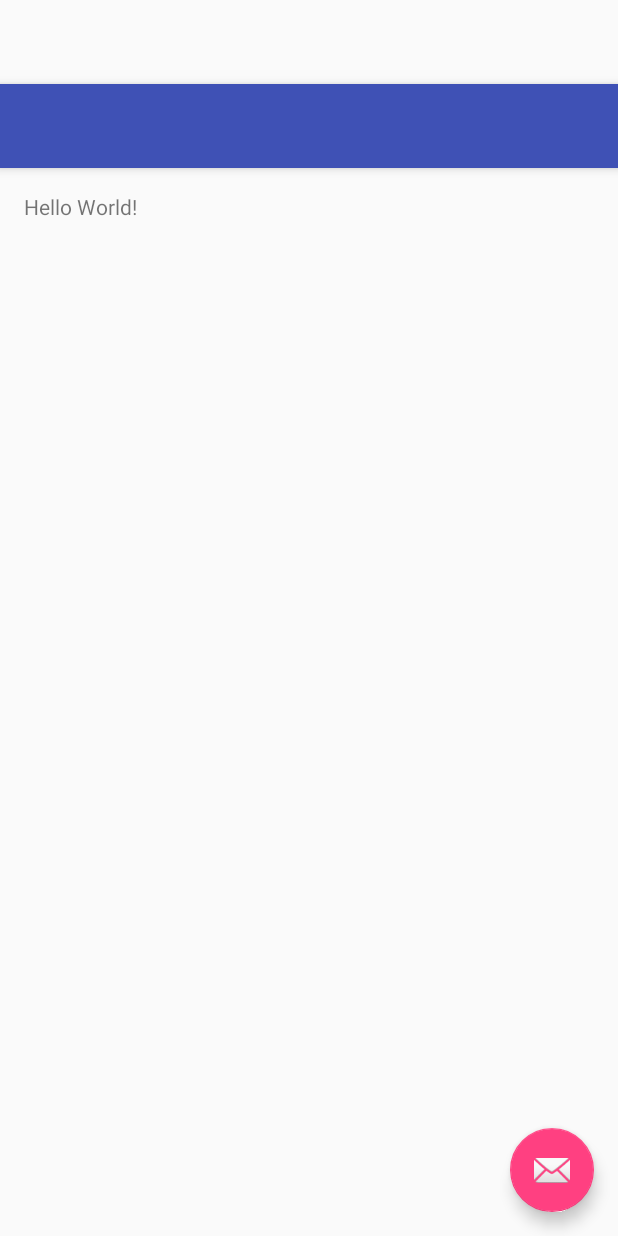
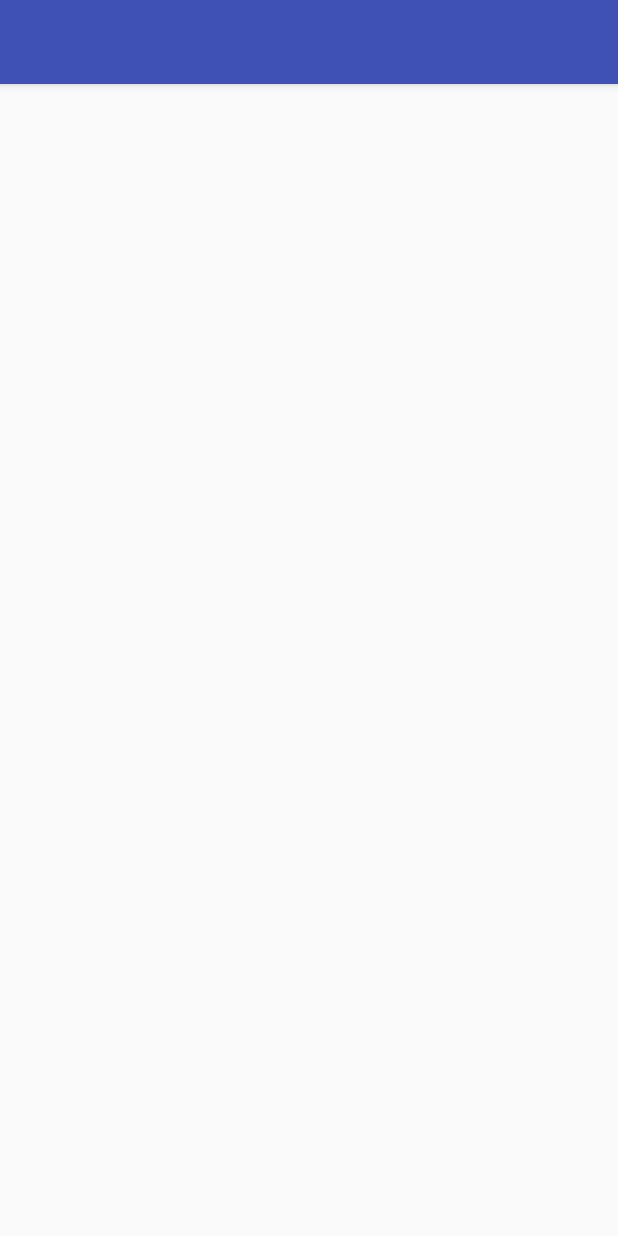
Before and after one commit to chienptit941/HackathonHCVT, an Android app: the layout user_activity.xml on its own in the app's theme, with its tools: preview values and no code run, on a phone screen of 412 x 824 dp. Run offline under Robolectric (Android 15) with nearby library versions, the phone set to English and light mode, and no system bars.

Commit message:
update user activity

```diff
--- a/Hackathon-Recommendator/app/src/main/java/com/example/ristu/hackathon_recommendator/UserActivity.java
+++ b/Hackathon-Recommendator/app/src/main/java/com/example/ristu/hackathon_recommendator/UserActivity.java
@@ -14,7 +14,7 @@ public class UserActivity extends AppCompatActivity {
     @Override
     protected void onCreate(Bundle savedInstanceState) {
         super.onCreate(savedInstanceState);
-        setContentView(R.layout.activity_user);
+        setContentView(R.layout.user_activity);
         Toolbar toolbar = (Toolbar) findViewById(R.id.toolbar);
         setSupportActionBar(toolbar);
 
--- a/Hackathon-Recommendator/app/src/main/res/layout/content_user.xml
+++ /dev/null
@@ -1,19 +0,0 @@
-<?xml version="1.0" encoding="utf-8"?>
-<RelativeLayout xmlns:android="http://schemas.android.com/apk/res/android"
-    xmlns:app="http://schemas.android.com/apk/res-auto"
-    xmlns:tools="http://schemas.android.com/tools"
-    android:layout_width="match_parent"
-    android:layout_height="match_parent"
-    android:paddingBottom="@dimen/activity_vertical_margin"
-    android:paddingLeft="@dimen/activity_horizontal_margin"
-    android:paddingRight="@dimen/activity_horizontal_margin"
-    android:paddingTop="@dimen/activity_vertical_margin"
-    app:layout_behavior="@string/appbar_scrolling_view_behavior"
-    tools:context="com.example.ristu.hackathon_recommendator.UserActivity"
-    tools:showIn="@layout/activity_user">
-
-    <TextView
-        android:layout_width="wrap_content"
-        android:layout_height="wrap_content"
-        android:text="Hello World!" />
-</RelativeLayout>
--- a/Hackathon-Recommendator/app/src/main/res/layout/activity_user.xml
+++ b/Hackathon-Recommendator/app/src/main/res/layout/user_activity.xml
@@ -1,11 +1,8 @@
 <?xml version="1.0" encoding="utf-8"?>
 <android.support.design.widget.CoordinatorLayout xmlns:android="http://schemas.android.com/apk/res/android"
     xmlns:app="http://schemas.android.com/apk/res-auto"
-    xmlns:tools="http://schemas.android.com/tools"
     android:layout_width="match_parent"
-    android:layout_height="match_parent"
-    android:fitsSystemWindows="true"
-    tools:context="com.example.ristu.hackathon_recommendator.UserActivity">
+    android:layout_height="match_parent">
 
     <android.support.design.widget.AppBarLayout
         android:layout_width="match_parent"
@@ -21,14 +18,17 @@
 
     </android.support.design.widget.AppBarLayout>
 
-    <include layout="@layout/content_user" />
+    <RelativeLayout
+        android:layout_width="match_parent"
+        android:layout_height="match_parent"
+        app:layout_behavior="@string/appbar_scrolling_view_behavior">
 
-    <android.support.design.widget.FloatingActionButton
-        android:id="@+id/fab"
-        android:layout_width="wrap_content"
-        android:layout_height="wrap_content"
-        android:layout_gravity="bottom|end"
-        android:layout_margin="@dimen/fab_margin"
-        android:src="@android:drawable/ic_dialog_email" />
+        <!--start-->
+        <android.support.v7.widget.RecyclerView
+            android:id="@+id/my_recycler_view"
+            android:layout_width="match_parent"
+            android:layout_height="match_parent"
+            android:scrollbars="vertical" />
+    </RelativeLayout>
 
 </android.support.design.widget.CoordinatorLayout>
```
